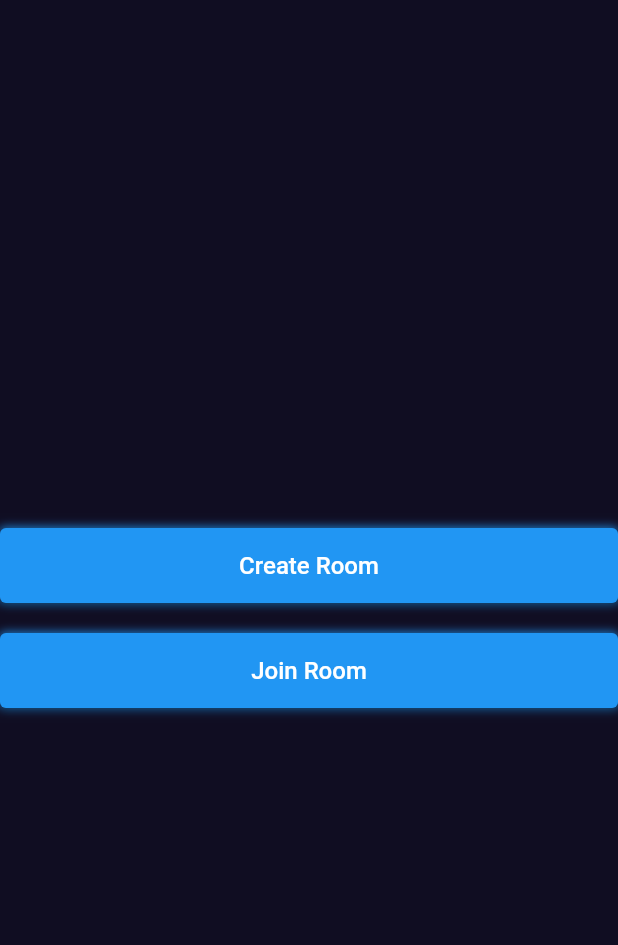
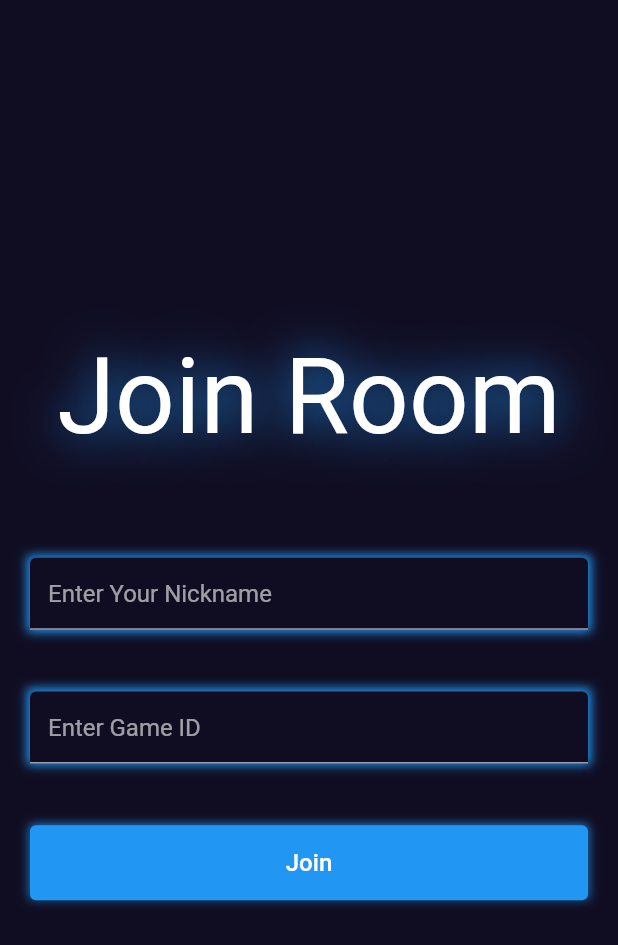
Before and after one commit to rohan9896/tictactoe, a Flutter app: the screen it shows after launch, after a tap on "Join Room", on a phone screen of 412 x 824 dp. Shown: the top 945 px of the screen. Run offline on Flutter 3.47's test engine with Material 2 defaults, Android fonts, the phone set to English and light mode, and no system bars.

Commit message:
feat: create room and join room UI completed

```diff
--- a/lib/main.dart
+++ b/lib/main.dart
@@ -1,4 +1,6 @@
 import 'package:flutter/material.dart';
+import 'package:tictactoe/screens/create_room_screen.dart';
+import 'package:tictactoe/screens/join_room_screen.dart';
 import 'package:tictactoe/screens/main_menu_screen.dart';
 import 'package:tictactoe/utils/colors.dart';
 
@@ -14,7 +16,12 @@ class MyApp extends StatelessWidget {
     return MaterialApp(
       title: 'Flutter Demo',
       theme: ThemeData.dark().copyWith(scaffoldBackgroundColor: bgColor),
-      home: MainMenuScreen(),
+      routes: {
+        MainMenuScreen.routeName: (context) => const MainMenuScreen(),
+        CreateRoomScreen.routeName: (context) => const CreateRoomScreen(),
+        JoinRoomScreen.routeName: (context) => const JoinRoomScreen(),
+      },
+      initialRoute: MainMenuScreen.routeName,
     );
   }
 }
--- /dev/null
+++ b/lib/screens/join_room_screen.dart
@@ -0,0 +1,76 @@
+import 'package:flutter/material.dart';
+import 'package:flutter/src/widgets/framework.dart';
+import 'package:flutter/src/widgets/placeholder.dart';
+import 'package:tictactoe/responsive/responsive.dart';
+import 'package:tictactoe/widgets/custom_button.dart';
+import 'package:tictactoe/widgets/custom_text.dart';
+import 'package:tictactoe/widgets/custom_textfield.dart';
+
+class JoinRoomScreen extends StatefulWidget {
+  static String routeName = 'join-room';
+  const JoinRoomScreen({super.key});
+
+  @override
+  State<JoinRoomScreen> createState() => _JoinRoomScreenState();
+}
+
+class _JoinRoomScreenState extends State<JoinRoomScreen> {
+  final TextEditingController _nameController = TextEditingController();
+  final TextEditingController _gameIdController = TextEditingController();
+
+  @override
+  void dispose() {
+    super.dispose();
+    _nameController.dispose();
+    _gameIdController.dispose();
+  }
+
+  @override
+  Widget build(BuildContext context) {
+    final size = MediaQuery.of(context).size;
+    return Scaffold(
+      body: Responsive(
+        child: Container(
+          margin: const EdgeInsets.symmetric(
+            // vertical: 10,
+            horizontal: 20,
+          ),
+          child: Column(
+            mainAxisAlignment: MainAxisAlignment.center,
+            crossAxisAlignment: CrossAxisAlignment.center,
+            children: [
+              const CustomText(
+                shadows: [
+                  Shadow(
+                    blurRadius: 40,
+                    color: Colors.blue,
+                  ),
+                ],
+                text: 'Join Room',
+                fontSize: 70,
+              ),
+              SizedBox(
+                height: size.height * 0.08,
+              ),
+              CustomTextField(
+                hintText: 'Enter Your Nickname',
+                controller: _nameController,
+              ),
+              SizedBox(
+                height: size.height * 0.05,
+              ),
+              CustomTextField(
+                hintText: 'Enter Game ID',
+                controller: _gameIdController,
+              ),
+              SizedBox(
+                height: size.height * 0.05,
+              ),
+              CustomButton(onTap: () {}, label: 'Join')
+            ],
+          ),
+        ),
+      ),
+    );
+  }
+}
--- a/lib/screens/main_menu_screen.dart
+++ b/lib/screens/main_menu_screen.dart
@@ -1,9 +1,21 @@
 import 'package:flutter/material.dart';
 import 'package:tictactoe/responsive/responsive.dart';
+import 'package:tictactoe/screens/create_room_screen.dart';
+import 'package:tictactoe/screens/join_room_screen.dart';
 import 'package:tictactoe/widgets/custom_button.dart';
 
 class MainMenuScreen extends StatelessWidget {
+  static String routeName = '/main-menu';
+
   const MainMenuScreen({super.key});
+
+  void createRoom(BuildContext context) {
+    Navigator.pushNamed(context, CreateRoomScreen.routeName);
+  }
+
+  void joinRoom(BuildContext context) {
+    Navigator.pushNamed(context, JoinRoomScreen.routeName);
+  }
 
   @override
   Widget build(BuildContext context) {
@@ -12,9 +24,9 @@ class MainMenuScreen extends StatelessWidget {
       child: Column(
         mainAxisAlignment: MainAxisAlignment.center,
         children: [
-          CustomButton(onTap: () {}, label: 'Create Room'),
+          CustomButton(onTap: () => createRoom(context), label: 'Create Room'),
           const SizedBox(height: 20),
-          CustomButton(onTap: () {}, label: 'Join Room'),
+          CustomButton(onTap: () => joinRoom(context), label: 'Join Room'),
         ],
       ),
     ));
--- /dev/null
+++ b/lib/widgets/custom_text.dart
@@ -0,0 +1,25 @@
+import 'package:flutter/material.dart';
+
+class CustomText extends StatelessWidget {
+  final List<Shadow> shadows;
+  final String text;
+  final double fontSize;
+  const CustomText({
+    Key? key,
+    required this.shadows,
+    required this.text,
+    required this.fontSize,
+  }) : super(key: key);
+
+  @override
+  Widget build(BuildContext context) {
+    return Text(
+      text,
+      style: TextStyle(
+        color: Colors.white,
+        fontSize: fontSize,
+        shadows: shadows,
+      ),
+    );
+  }
+}
--- /dev/null
+++ b/lib/widgets/custom_textfield.dart
@@ -0,0 +1,38 @@
+import 'package:flutter/material.dart';
+import 'package:flutter/src/widgets/framework.dart';
+import 'package:flutter/src/widgets/placeholder.dart';
+
+import 'package:tictactoe/utils/colors.dart';
+
+class CustomTextField extends StatelessWidget {
+  final String hintText;
+  final TextEditingController controller;
+  const CustomTextField({
+    Key? key,
+    required this.hintText,
+    required this.controller,
+  }) : super(key: key);
+
+  @override
+  Widget build(BuildContext context) {
+    return Container(
+      decoration: const BoxDecoration(
+        boxShadow: [
+          BoxShadow(
+            color: Colors.blue,
+            blurRadius: 5,
+            spreadRadius: 2,
+          ),
+        ],
+      ),
+      child: TextField(
+        controller: controller,
+        decoration: InputDecoration(
+          fillColor: bgColor,
+          filled: true,
+          hintText: hintText,
+        ),
+      ),
+    );
+  }
+}
```
Also changed, not shown: lib/screens/create_room_screen.dart (added, +67 -0 lines).
